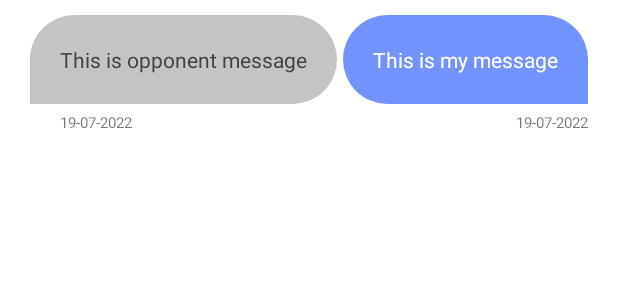
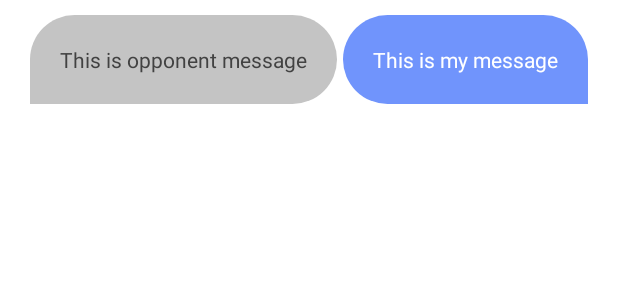
Before and after one commit to eduardnica/MedApp, an Android app: the layout layout_chat_adapter.xml on its own in the app's theme, with its tools: preview values and no code run, on a phone screen of 412 x 824 dp. Shown: the top 300 px of the screen. Run offline under Robolectric (Android 15) with nearby library versions, the phone set to English and light mode, and no system bars.

Commit message:
no date on chat

```diff
--- a/app/src/main/java/csie/aplicatielicenta/Adapters/ChatAdapter.java
+++ b/app/src/main/java/csie/aplicatielicenta/Adapters/ChatAdapter.java
@@ -44,13 +44,13 @@ public class ChatAdapter extends RecyclerView.Adapter<ChatAdapter.ViewHolder> {
             holder.oppoLayout.setVisibility(View.GONE);
 
             holder.myMessage.setText(list2.getMessage());
-            holder.myTime.setText(list2.getDate() + " " + list2.getTime());
+           // holder.myTime.setText(list2.getDate() + " " + list2.getTime());
         } else {
             holder.myLayout.setVisibility(View.GONE);
             holder.oppoLayout.setVisibility(View.VISIBLE);
 
             holder.oppoMessage.setText(list2.getMessage());
-            holder.oppoTime.setText(list2.getDate() + " " + list2.getTime());
+            //holder.oppoTime.setText(list2.getDate() + " " + list2.getTime());
         }
     }
 
@@ -76,8 +76,8 @@ public class ChatAdapter extends RecyclerView.Adapter<ChatAdapter.ViewHolder> {
             myLayout = itemView.findViewById(R.id.myLayout);
             oppoMessage = itemView.findViewById(R.id.oppoMessage);
             myMessage = itemView.findViewById(R.id.myMessage);
-            oppoTime = itemView.findViewById(R.id.oppoMsgTime);
-            myTime = itemView.findViewById(R.id.myMsgTime);
+            //oppoTime = itemView.findViewById(R.id.oppoMsgTime);
+            //myTime = itemView.findViewById(R.id.myMsgTime);
         }
     }
 }
--- a/app/src/main/java/csie/aplicatielicenta/ChatActivity.java
+++ b/app/src/main/java/csie/aplicatielicenta/ChatActivity.java
@@ -91,7 +91,7 @@ public class ChatActivity extends AppCompatActivity {
                                 Date date = new Date(timestamp.getTime());
                                 SimpleDateFormat simpleDateFormat = new SimpleDateFormat("dd-MM-yyyy", Locale.getDefault());
                                 SimpleDateFormat simpleTimeFormat = new SimpleDateFormat("hh:mm aa", Locale.getDefault());
-                                ChatList chatList = new ChatList(getId, getName, getMsg, simpleDateFormat.format(date), simpleTimeFormat.format(date));
+                                ChatList chatList = new ChatList(getId, getName, getMsg, simpleDateFormat.format(date).toString(), simpleTimeFormat.format(date).toString());
                                 chatLists.add(chatList);
 
                                 if(loadingFirestTime || Long.parseLong(messageTimestamps) >  Long.parseLong(MemoryData.getLastMsgTs(ChatActivity.this, chatKey))){
--- a/app/src/main/res/layout/layout_chat_adapter.xml
+++ b/app/src/main/res/layout/layout_chat_adapter.xml
@@ -25,14 +25,14 @@
                 android:textColor="#424242"
                 android:text="This is opponent message"/>
 
-            <TextView
-                android:id="@+id/oppoMsgTime"
-                android:textSize="10sp"
-                android:layout_marginTop="5dp"
-                android:layout_width="wrap_content"
-                android:layout_height="wrap_content"
-                android:paddingStart="20dp"
-                android:text="19-07-2022"/>
+<!--            <TextView-->
+<!--                android:id="@+id/oppoMsgTime"-->
+<!--                android:textSize="10sp"-->
+<!--                android:layout_marginTop="5dp"-->
+<!--                android:layout_width="wrap_content"-->
+<!--                android:layout_height="wrap_content"-->
+<!--                android:paddingStart="20dp"-->
+<!--                android:text="19-07-2022"/>-->
         </LinearLayout>
 
         <LinearLayout
@@ -53,15 +53,15 @@
                 android:textColor="#FFFFFF"
                 android:text="This is my message"/>
 
-            <TextView
-                android:layout_gravity="end"
-                android:id="@+id/myMsgTime"
-                android:textSize="10sp"
-                android:layout_marginTop="5dp"
-                android:layout_width="wrap_content"
-                android:layout_height="wrap_content"
-                android:paddingStart="20dp"
-                android:text="19-07-2022"/>
+<!--            <TextView-->
+<!--                android:layout_gravity="end"-->
+<!--                android:id="@+id/myMsgTime"-->
+<!--                android:textSize="10sp"-->
+<!--                android:layout_marginTop="5dp"-->
+<!--                android:layout_width="wrap_content"-->
+<!--                android:layout_height="wrap_content"-->
+<!--                android:paddingStart="20dp"-->
+<!--                android:text="19-07-2022"/>-->
 
         </LinearLayout>
 
```
